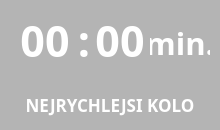
The window that bestroundbar.ui (aITy/24hoursRace) describes before a commit, drawn with Qt 5.
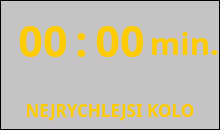
The same window after the commit.

Diff of the .ui file:
```diff
--- a/bestroundbar.ui
+++ b/bestroundbar.ui
@@ -10,20 +10,32 @@
     <height>130</height>
    </rect>
   </property>
+  <property name="minimumSize">
+   <size>
+    <width>220</width>
+    <height>130</height>
+   </size>
+  </property>
+  <property name="maximumSize">
+   <size>
+    <width>220</width>
+    <height>130</height>
+   </size>
+  </property>
   <property name="windowTitle">
    <string>Form</string>
   </property>
   <property name="styleSheet">
-   <string notr="true">background: rgb(180, 180, 180);
+   <string notr="true">background:rgb(197, 195, 196);
 border: none;</string>
   </property>
   <widget class="QLabel" name="label">
    <property name="geometry">
     <rect>
-     <x>10</x>
+     <x>0</x>
      <y>90</y>
-     <width>200</width>
-     <height>30</height>
+     <width>220</width>
+     <height>40</height>
     </rect>
    </property>
    <property name="font">
@@ -35,7 +47,11 @@
     </font>
    </property>
    <property name="styleSheet">
-    <string notr="true">color: white;</string>
+    <string notr="true">color:#FFCC01;
+border: none;
+border-left: 1px solid black;
+border-bottom: 1px solid black;
+border-right: 1px solid black;</string>
    </property>
    <property name="text">
     <string>NEJRYCHLEJSI KOLO</string>
@@ -47,9 +63,9 @@
   <widget class="QLabel" name="label_M">
    <property name="geometry">
     <rect>
-     <x>10</x>
+     <x>0</x>
      <y>0</y>
-     <width>70</width>
+     <width>85</width>
      <height>80</height>
     </rect>
    </property>
@@ -61,8 +77,14 @@
      <bold>true</bold>
     </font>
    </property>
+   <property name="autoFillBackground">
+    <bool>false</bool>
+   </property>
    <property name="styleSheet">
-    <string notr="true">color: white;</string>
+    <string notr="true">color: #FFCC01;;
+border: none;
+border-left: 1px solid black;
+border-top: 1px solid black;</string>
    </property>
    <property name="text">
     <string>00</string>
@@ -74,9 +96,9 @@
   <widget class="QLabel" name="label_4">
    <property name="geometry">
     <rect>
-     <x>76</x>
+     <x>71</x>
      <y>0</y>
-     <width>16</width>
+     <width>21</width>
      <height>80</height>
     </rect>
    </property>
@@ -89,7 +111,9 @@
     </font>
    </property>
    <property name="styleSheet">
-    <string notr="true">color: white;</string>
+    <string notr="true">color:#FFCC01;;
+border: none;
+border-top: 1px solid black;</string>
    </property>
    <property name="inputMethodHints">
     <set>Qt::ImhNone</set>
@@ -106,7 +130,7 @@
     <rect>
      <x>150</x>
      <y>0</y>
-     <width>60</width>
+     <width>70</width>
      <height>85</height>
     </rect>
    </property>
@@ -119,7 +143,10 @@
     </font>
    </property>
    <property name="styleSheet">
-    <string notr="true">color: white;</string>
+    <string notr="true">color:#FFCC01;
+border: none;
+border-top: 1px solid black;
+border-right: 1px solid black;</string>
    </property>
    <property name="text">
     <string>min.</string>
@@ -149,7 +176,9 @@
     <bool>false</bool>
    </property>
    <property name="styleSheet">
-    <string notr="true">color: white;</string>
+    <string notr="true">color:#FFCC01;
+border: none;
+border-top: 1px solid black;</string>
    </property>
    <property name="text">
     <string>00</string>
@@ -161,9 +190,9 @@
   <widget class="QLabel" name="label_Team">
    <property name="geometry">
     <rect>
-     <x>10</x>
+     <x>0</x>
      <y>60</y>
-     <width>200</width>
+     <width>220</width>
      <height>30</height>
     </rect>
    </property>
@@ -176,7 +205,10 @@
     </font>
    </property>
    <property name="styleSheet">
-    <string notr="true">color: rgb(29, 29, 29)</string>
+    <string notr="true">color: black;
+border: none;
+border-left: 1px solid black;
+border-right: 1px solid black;</string>
    </property>
    <property name="text">
     <string/>
```
